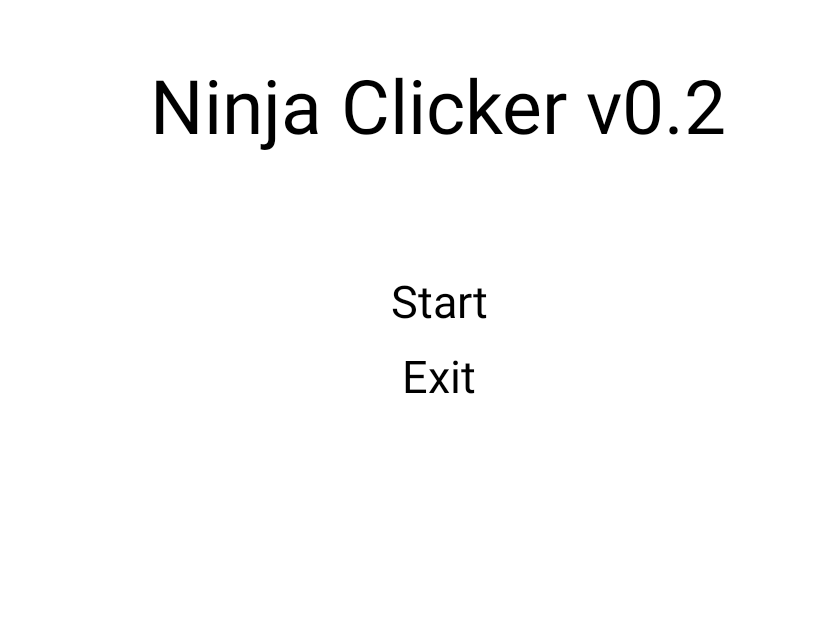
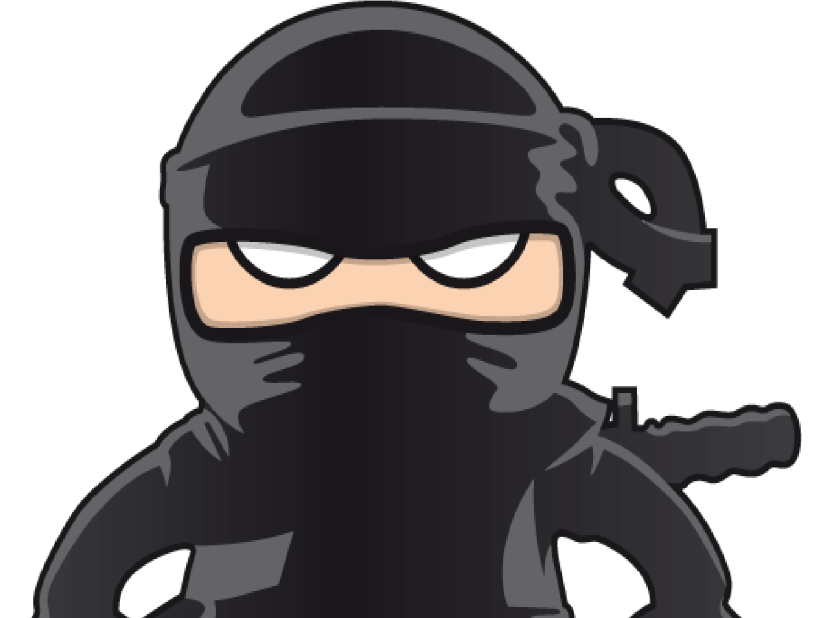
Before and after one commit to kolya-t/NinjaClicker, an Android app: the first screen one second after launch (StartActivity), on a phone screen of 824 x 412 dp (held sideways). Shown: the whole screen, without its empty margins (179-1012 px from the left). Run offline under Robolectric (Android 15) with nearby library versions, the phone set to English and light mode, and no system bars.

Commit message:
Added splashscreen

```diff
--- a/app/src/main/AndroidManifest.xml
+++ b/app/src/main/AndroidManifest.xml
@@ -20,7 +20,10 @@
 
         </activity>
 
-        <activity android:name=".MainActivity" android:screenOrientation="landscape" />
+        <activity
+            android:name=".MainActivity"
+            android:screenOrientation="landscape"
+            android:configChanges="keyboardHidden|orientation" />
 
     </application>
 
--- a/app/src/main/java/com/eninja/ninjaclicker/StartActivity.java
+++ b/app/src/main/java/com/eninja/ninjaclicker/StartActivity.java
@@ -3,10 +3,30 @@ package com.eninja.ninjaclicker;
 import android.app.Activity;
 import android.content.Intent;
 import android.os.Bundle;
+import android.os.Handler;
+import android.os.Message;
 import android.view.View;
 import android.widget.Button;
+import android.widget.ImageView;
 
 public class StartActivity extends Activity implements View.OnClickListener {
+
+    private static final int STOPSPLASH = 0;
+    private static final long SPLASHTIME = 5000; // время показа сплэш-картинки
+    private ImageView splashscreen;
+
+    private Handler splashHandler = new Handler() { // создаем новый хэндлер
+        @Override
+        public void handleMessage(Message msg) {
+            switch (msg.what) {
+                case STOPSPLASH:
+                    // убираем картинку
+                    splashscreen.setVisibility(View.GONE);
+                    break;
+            }
+            super.handleMessage(msg);
+        }
+    };
 
     private Button btnStart;
     private Button btnExit;
@@ -15,6 +35,11 @@ public class StartActivity extends Activity implements View.OnClickListener {
     protected void onCreate(Bundle savedInstanceState) {
         super.onCreate(savedInstanceState);
         setContentView(R.layout.start_layout);
+
+        splashscreen = (ImageView) findViewById(R.id.splashscreen);
+        Message msg = new Message();
+        msg.what = STOPSPLASH;
+        splashHandler.sendMessageDelayed(msg, SPLASHTIME);
 
         btnStart = (Button) findViewById(R.id.btnStart);
         btnStart.setOnClickListener(this);
--- a/app/src/main/res/layout/start_layout.xml
+++ b/app/src/main/res/layout/start_layout.xml
@@ -38,4 +38,11 @@
         android:textSize="30dp"
         android:textColor="#000"
         android:background="#fff"/>
+
+    <ImageView
+        android:id="@+id/splashscreen"
+        android:layout_width="match_parent"
+        android:layout_height="match_parent"
+        android:src="@drawable/splash"
+        android:layout_gravity="center"/>
 </RelativeLayout>
```
Also changed, not shown: app/src/main/res/drawable/splash.png (added).
